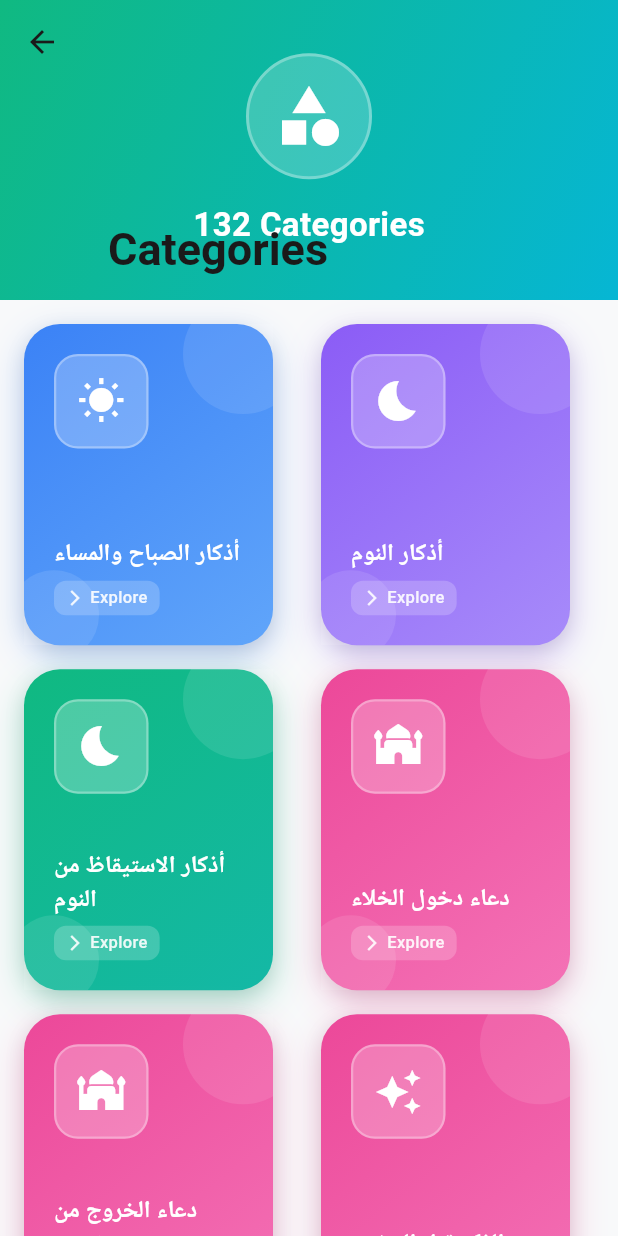
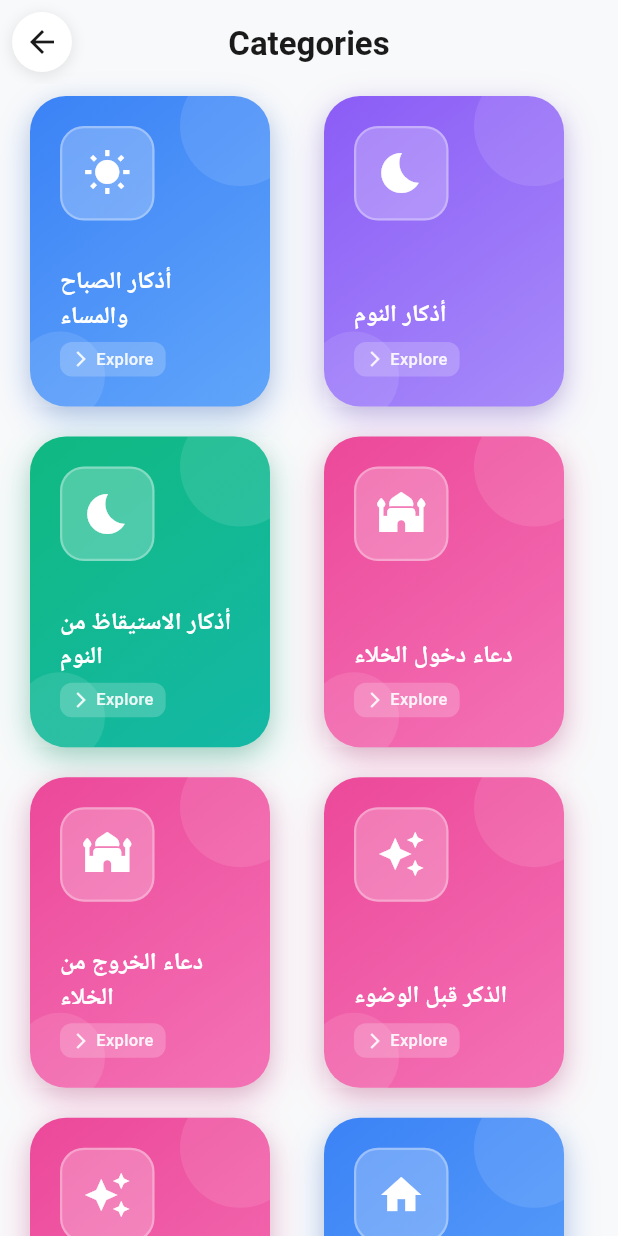
Before and after one commit to khaledebied/bling_azkar, a Flutter app: the screen it shows after launch, after a tap on "See All", on a phone screen of 412 x 824 dp. Run offline on Flutter 3.47's test engine with Material 3 defaults, Android fonts, the phone set to English and light mode, and no system bars; our stand-ins replace dio, flutter_local_notifications, flutter_riverpod, freezed_annotation, hive, hive_flutter and 2 more; missing offline and left inert: audio_session; accounts and stored records are empty; Roboto replaces fonts that are missing (Amiri); statements that could not run were skipped.

Commit message:
refactor: Update CategoriesGridScreen layout by removing the expanded height of the SliverAppBar, enhancing the back button design, and adjusting padding for a more consistent UI experience.

```diff
--- a/lib/src/presentation/screens/categories_grid_screen.dart
+++ b/lib/src/presentation/screens/categories_grid_screen.dart
@@ -29,66 +29,44 @@ class CategoriesGridScreen extends StatelessWidget {
         body: CustomScrollView(
           slivers: [
             SliverAppBar(
-              expandedHeight: 200,
               pinned: true,
-              flexibleSpace: FlexibleSpaceBar(
-                title: Text(
-                  l10n.categories,
-                  style: const TextStyle(
-                    fontSize: 20,
-                    fontWeight: FontWeight.bold,
-                  ),
-                ),
-                background: Container(
+              elevation: 0,
+              backgroundColor: Colors.transparent,
+              leading: IconButton(
+                icon: Container(
+                  padding: const EdgeInsets.all(8),
                   decoration: BoxDecoration(
-                    gradient: AppTheme.primaryGradient,
-                  ),
-                  child: SafeArea(
-                    child: Center(
-                      child: Padding(
-                        padding: const EdgeInsets.all(24.0),
-                        child: Column(
-                          mainAxisAlignment: MainAxisAlignment.center,
-                          children: [
-                            Container(
-                              padding: const EdgeInsets.all(16),
-                              decoration: BoxDecoration(
-                                color: Colors.white.withOpacity(0.2),
+                    color: Colors.white,
                     shape: BoxShape.circle,
-                                border: Border.all(
-                                  color: Colors.white.withOpacity(0.3),
-                                  width: 2,
-                                ),
-                              ),
-                              child: const Icon(
-                                Icons.category,
-                                color: Colors.white,
-                                size: 48,
-                              ),
-                            ),
-                            const SizedBox(height: 16),
-                            Text(
-                              '${categories.length} Categories',
-                              style: AppTheme.titleLarge.copyWith(
-                                color: Colors.white,
-                                fontWeight: FontWeight.bold,
-                              ),
+                    boxShadow: [
+                      BoxShadow(
+                        color: Colors.black.withOpacity(0.1),
+                        blurRadius: 8,
+                        offset: const Offset(0, 2),
                       ),
                     ],
                   ),
+                  child: const Icon(
+                    Icons.arrow_back,
+                    color: AppTheme.textPrimary,
                   ),
                 ),
+                onPressed: () => Navigator.pop(context),
               ),
+              title: Text(
+                l10n.categories,
+                style: AppTheme.titleLarge.copyWith(
+                  fontWeight: FontWeight.bold,
                 ),
               ),
             ),
             SliverPadding(
-              padding: const EdgeInsets.all(16),
+              padding: const EdgeInsets.fromLTRB(20, 8, 20, 24),
               sliver: SliverGrid(
                 gridDelegate: const SliverGridDelegateWithFixedCrossAxisCount(
                   crossAxisCount: 2,
-                  crossAxisSpacing: 16,
-                  mainAxisSpacing: 16,
+                  crossAxisSpacing: 20,
+                  mainAxisSpacing: 20,
                   childAspectRatio: 0.85,
                 ),
                 delegate: SliverChildBuilderDelegate(
```
Lines whose indentation alone changed are shown as unchanged.
